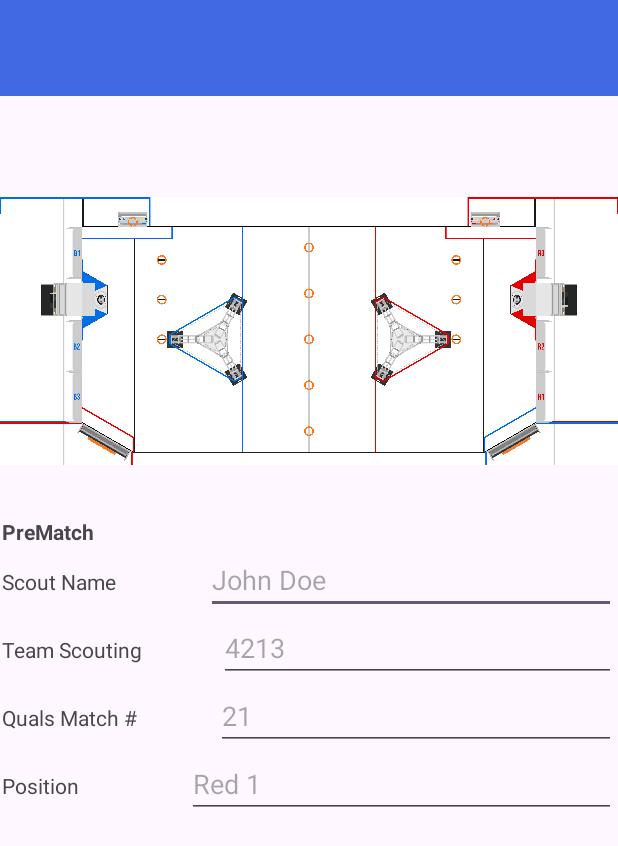
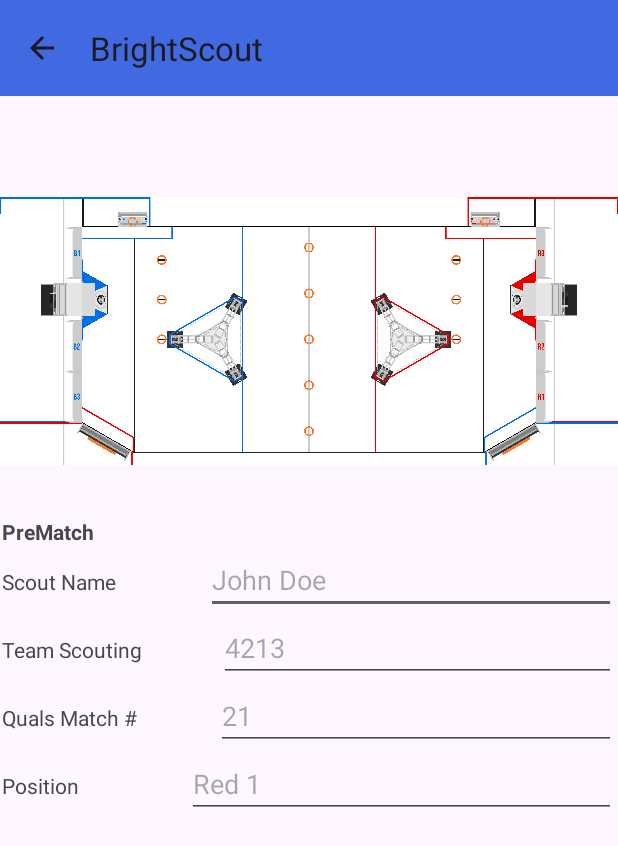
Before and after one commit to BucketHatGuy/BrightScout, an Android app: the ScoutActivity screen opened directly, with no data from a screen before it, on a phone screen of 412 x 824 dp. Shown: the top 846 px of the screen. Run offline under Robolectric (Android 15) with nearby library versions, the phone set to English and light mode, and no system bars.

Commit message:
activities switchable via home generated buttons, and back button on scout activity

```diff
--- a/app/src/main/AndroidManifest.xml
+++ b/app/src/main/AndroidManifest.xml
@@ -14,7 +14,8 @@
         tools:targetApi="31">
         <activity
             android:name=".ScoutActivity"
-            android:exported="false" />
+            android:exported="false"
+            android:parentActivityName=".MainActivity"/>
         <activity
             android:name=".MainActivity"
             android:exported="true">
--- a/app/src/main/java/com/example/myapplication/MainActivity.java
+++ b/app/src/main/java/com/example/myapplication/MainActivity.java
@@ -49,7 +49,8 @@ public class MainActivity extends AppCompatActivity {
         matchButton.setOnClickListener(new View.OnClickListener() {
             @Override
             public void onClick(View v) {
-//                Toast.makeText(getApplication().getBaseContext(), String.valueOf(v.getId()), Toast.LENGTH_SHORT).show();
+                Toast.makeText(getApplication().getBaseContext(), String.valueOf(v.getId()), Toast.LENGTH_SHORT).show();
+                startActivity(new Intent(MainActivity.this, ScoutActivity.class));
             }
         });
 
--- a/app/src/main/java/com/example/myapplication/ScoutActivity.java
+++ b/app/src/main/java/com/example/myapplication/ScoutActivity.java
@@ -4,6 +4,7 @@ import android.os.Bundle;
 
 import androidx.activity.EdgeToEdge;
 import androidx.appcompat.app.AppCompatActivity;
+import androidx.appcompat.widget.Toolbar;
 import androidx.core.graphics.Insets;
 import androidx.core.view.ViewCompat;
 import androidx.core.view.WindowInsetsCompat;
@@ -15,10 +16,16 @@ public class ScoutActivity extends AppCompatActivity {
         super.onCreate(savedInstanceState);
         EdgeToEdge.enable(this);
         setContentView(R.layout.activity_scout);
-        ViewCompat.setOnApplyWindowInsetsListener(findViewById(R.id.main), (v, insets) -> {
+        ViewCompat.setOnApplyWindowInsetsListener(findViewById(R.id.scoutMain), (v, insets) -> {
             Insets systemBars = insets.getInsets(WindowInsetsCompat.Type.systemBars());
             v.setPadding(systemBars.left, systemBars.top, systemBars.right, systemBars.bottom);
             return insets;
         });
+
+        Toolbar toolbar = (Toolbar) findViewById(R.id.toolbar);
+        setSupportActionBar(toolbar);
+        getSupportActionBar().setTitle("BrightScout");
+        getSupportActionBar().setDisplayHomeAsUpEnabled(true);
+        getSupportActionBar().setDisplayShowHomeEnabled(true);
     }
 }
```
